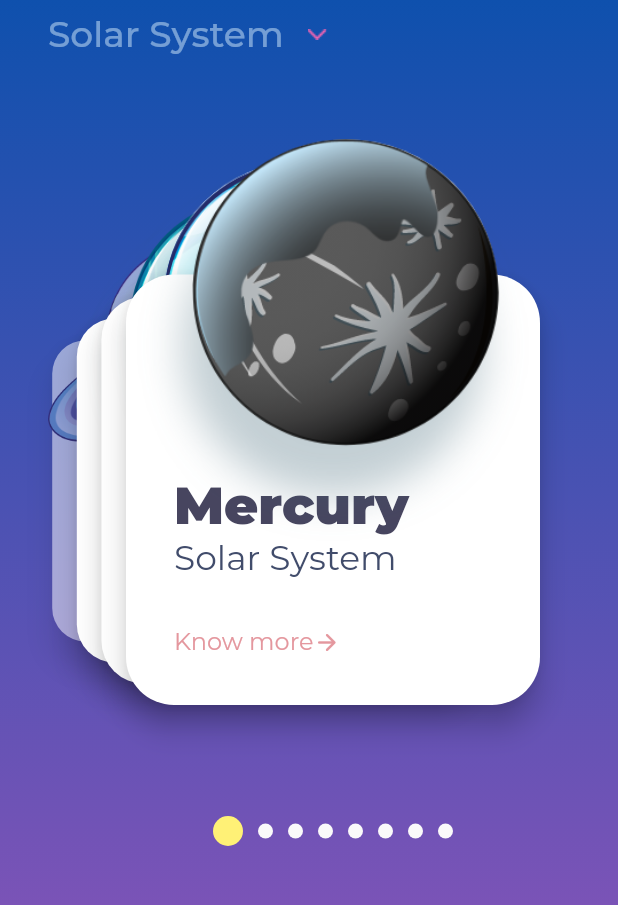
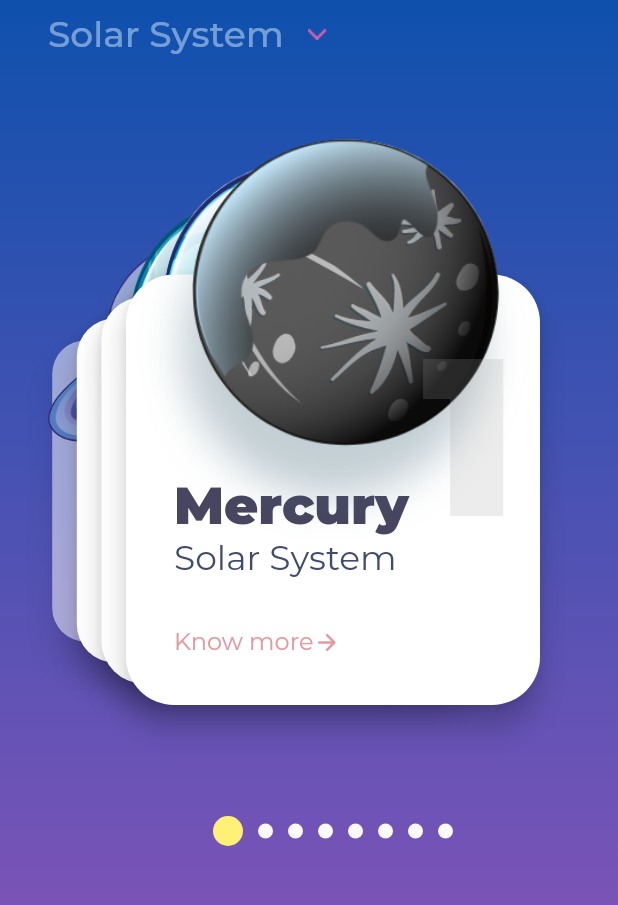
Before and after one commit to CPAD-Gazipur/planet-x, a Flutter app: the screen it shows after launch, on a phone screen of 412 x 824 dp, the part 123-1028 px from its top. Run offline on Flutter 3.47's test engine with Material 2 defaults, Android fonts, the phone set to English and light mode, and no system bars; our stand-ins replace flutter_swiper_plus, google_fonts.

Commit message:
PlanetX: readme file updated

```diff
--- a/lib/features/home/presentation/widgets/planet_card_widget.dart
+++ b/lib/features/home/presentation/widgets/planet_card_widget.dart
@@ -80,7 +80,20 @@ class PlanetCardWidget extends StatelessWidget {
           Hero(
             tag: planet.position,
             child: Image.asset(planet.iconImage.toString()),
-          )
+          ),
+          Positioned(
+            top: 120,
+            right: 20,
+            child: IgnorePointer(
+              child: Text(
+                planet.position.toString(),
+                style: kMontserratBold.copyWith(
+                  fontSize: 150,
+                  color: Colors.grey.withOpacity(0.2),
+                ),
+              ),
+            ),
+          ),
         ],
       ),
     );
```
Also changed, not shown: 8 other files.
